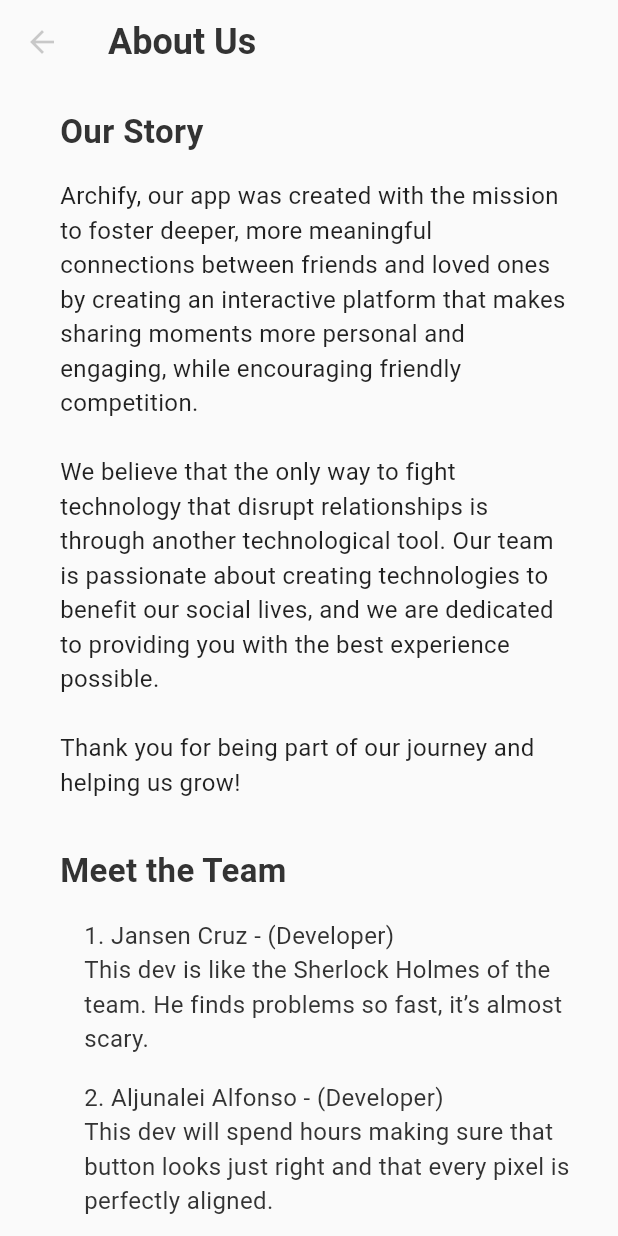
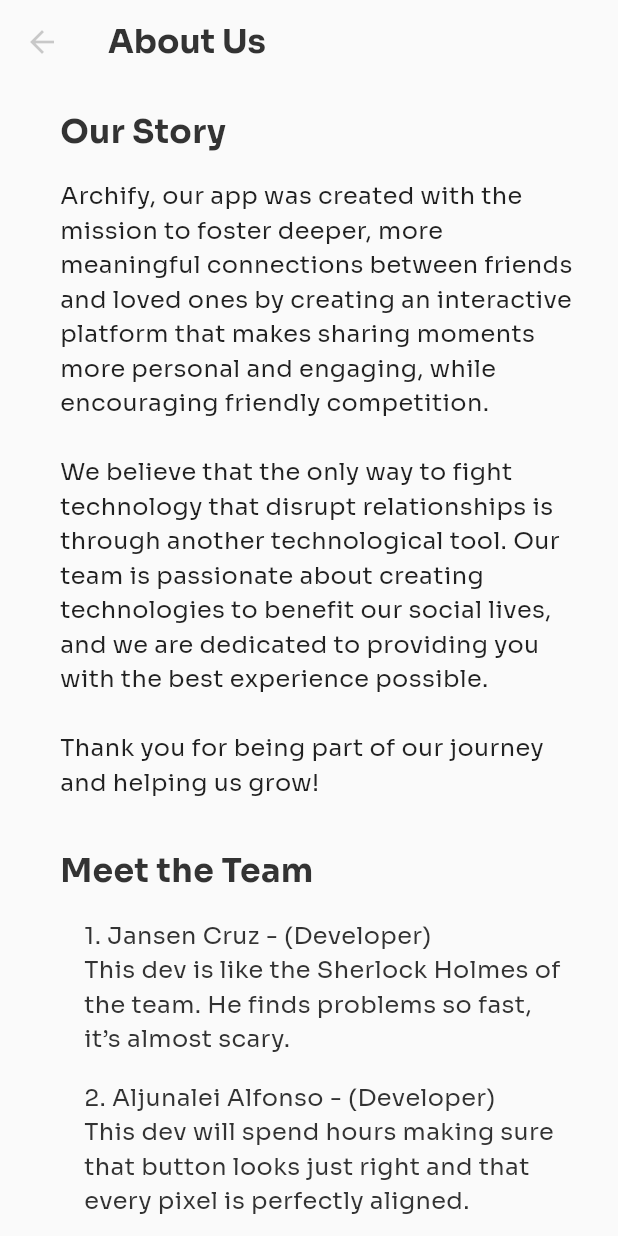
Before and after one commit to jansencruz23/archify, a Flutter app: the AboutUsPage screen opened directly, on a phone screen of 412 x 824 dp. Run offline on Flutter 3.47's test engine with Material 3 defaults, Android fonts, the phone set to English and light mode, and no system bars; our stand-ins replace animated_splash_screen, carousel_slider, cloud_firestore, dio, firebase_auth, firebase_core and 9 more; missing offline and left inert: gal, mobile_scanner, rate_my_app; accounts and stored records are empty.

Commit message:
:lipstick: Enhance about us page

```diff
--- a/lib/pages/about_us_page.dart
+++ b/lib/pages/about_us_page.dart
@@ -10,7 +10,8 @@ class AboutUsPage extends StatelessWidget {
         title: Text(
           'About Us',
           style: TextStyle(
-              fontSize: 24,
+              fontFamily: 'Sora',
+              fontSize: 22,
               fontWeight: FontWeight.bold,
               color: Theme.of(context).colorScheme.inversePrimary),
         ),
@@ -24,6 +25,7 @@ class AboutUsPage extends StatelessWidget {
             Text(
               'Our Story',
               style: TextStyle(
+                  fontFamily: 'Sora',
                   fontSize: 22,
                   fontWeight: FontWeight.bold,
                   color: Theme.of(context).colorScheme.inversePrimary),
@@ -33,12 +35,13 @@ class AboutUsPage extends StatelessWidget {
               'Archify, our app was created with the mission to foster deeper, more meaningful connections between friends and loved ones by creating an interactive platform that makes sharing moments more personal and engaging, while encouraging friendly competition.\n\n'
               'We believe that the only way to fight technology that disrupt relationships is through another technological tool. Our team is passionate about creating technologies to benefit our social lives, and we are dedicated to providing you with the best experience possible.\n\n'
               'Thank you for being part of our journey and helping us grow!',
-              style: TextStyle(fontSize: 16, color: Colors.black87),
+              style: TextStyle(fontFamily: 'Sora', fontSize: 16, color: Colors.black87),
             ),
             SizedBox(height: 32.0),
             Text(
               'Meet the Team',
               style: TextStyle(
+                  fontFamily: 'Sora',
                   fontSize: 22,
                   fontWeight: FontWeight.bold,
                   color: Theme.of(context).colorScheme.inversePrimary),
@@ -50,24 +53,13 @@ class AboutUsPage extends StatelessWidget {
                 // Team Member 1
                 Row(
                   children: [
-                    // Container(
-                    //   width: 60,
-                    //   height: 60,
-                    //   decoration: BoxDecoration(
-                    //     shape: BoxShape.circle,
-                    //     image: DecorationImage(
-                    //       image: AssetImage(
-                    //           'lib/assets/images/JCruz_img.png'),
-                    //       fit: BoxFit.cover,
-                    //     ),
-                    //   ),
-                    // ),
                     SizedBox(width: 16.0),
                     Expanded(
                       child: Text(
                         '1. Jansen Cruz - (Developer)\n'
                         'This dev is like the Sherlock Holmes of the team. He finds problems so fast, it’s almost scary.',
                         style: TextStyle(
+                            fontFamily: 'Sora',
                             fontSize: 16,
                             color:
                                 Theme.of(context).colorScheme.inversePrimary),
@@ -79,24 +71,13 @@ class AboutUsPage extends StatelessWidget {
                 // Team Member 2
                 Row(
                   children: [
-                    // Container(
-                    //   width: 60,
-                    //   height: 60,
-                    //   decoration: BoxDecoration(
-                    //     shape: BoxShape.circle,
-                    //     image: DecorationImage(
-                    //       image: AssetImage(
-                    //           'lib/assets/images/AAlfonso_img.png'),
-                    //       fit: BoxFit.cover,
-                    //     ),
-                    //   ),
-                    // ),
                     SizedBox(width: 16.0),
                     Expanded(
                       child: Text(
                         '2. Aljunalei Alfonso - (Developer)\n'
                         'This dev will spend hours making sure that button looks just right and that every pixel is perfectly aligned.',
                         style: TextStyle(
+                            fontFamily: 'Sora',
                             fontSize: 16,
                             color:
                                 Theme.of(context).colorScheme.inversePrimary),
@@ -108,24 +89,13 @@ class AboutUsPage extends StatelessWidget {
                 // Team Member 3
                 Row(
                   children: [
-                    // Container(
-                    //   width: 60,
-                    //   height: 60,
-                    //   decoration: BoxDecoration(
-                    //     shape: BoxShape.circle,
-                    //     image: DecorationImage(
-                    //       image: AssetImage(
-                    //           'lib/assets/images/JSalem_img.png'), // Add the image asset path here
-                    //       fit: BoxFit.cover,
-                    //     ),
-                    //   ),
-                    // ),
                     SizedBox(width: 16.0),
                     Expanded(
                       child: Text(
                         '3. Jamaica Salem - (Developer)\n'
                         'This dev can crank out features faster than anyone else, but they’re the person who writes code like they’re trying to win a sprint race.',
                         style: TextStyle(
+                            fontFamily: 'Sora',
                             fontSize: 16,
                             color:
                                 Theme.of(context).colorScheme.inversePrimary),
```
